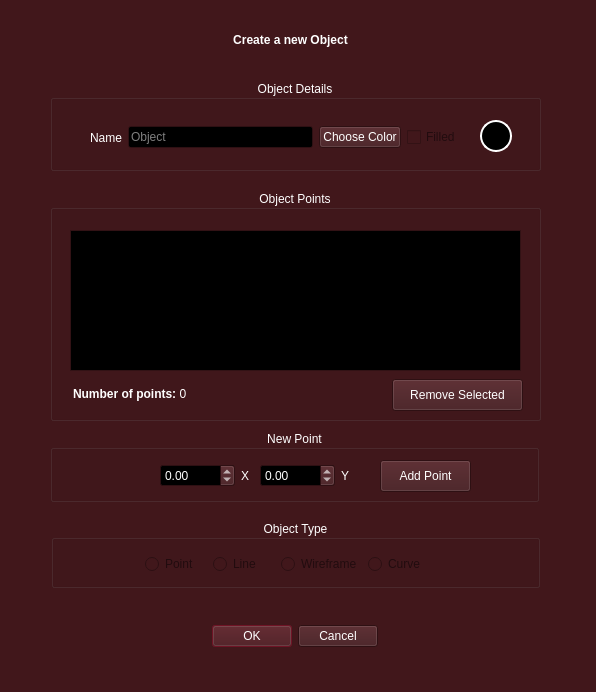
Above: SGI/view/screens/newObject.ui from JVSutter/Sistema-Grafico-Interativo before the change. Below: the same form after it.
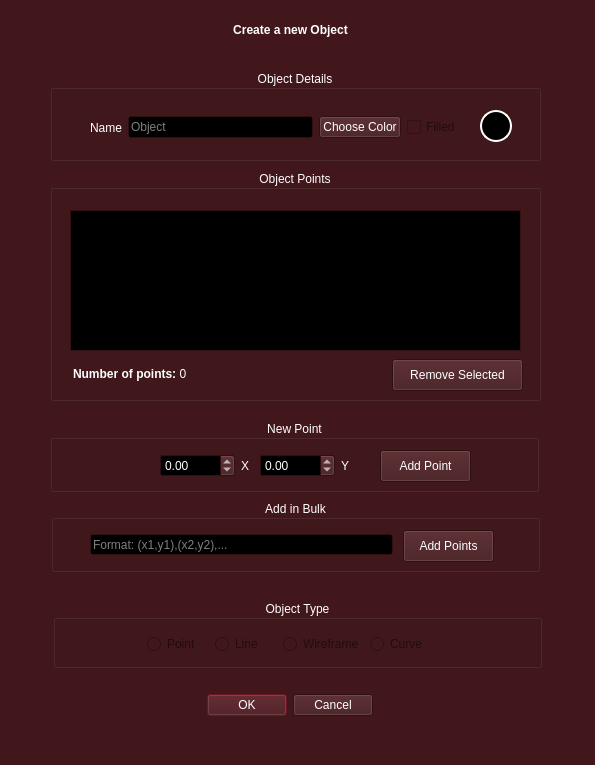
That is the form after the change.

```diff
--- a/SGI/view/screens/newObject.ui
+++ b/SGI/view/screens/newObject.ui
@@ -6,8 +6,8 @@
    <rect>
     <x>0</x>
     <y>0</y>
-    <width>596</width>
-    <height>692</height>
+    <width>595</width>
+    <height>765</height>
    </rect>
   </property>
   <property name="palette">
@@ -531,7 +531,7 @@
    <property name="geometry">
     <rect>
      <x>190</x>
-     <y>30</y>
+     <y>20</y>
      <width>201</width>
      <height>20</height>
     </rect>
@@ -553,7 +553,7 @@
    <property name="geometry">
     <rect>
      <x>50</x>
-     <y>190</y>
+     <y>170</y>
      <width>491</width>
      <height>231</height>
     </rect>
@@ -611,7 +611,7 @@
    <property name="geometry">
     <rect>
      <x>50</x>
-     <y>80</y>
+     <y>70</y>
      <width>491</width>
      <height>91</height>
     </rect>
@@ -703,8 +703,8 @@
   <widget class="QDialogButtonBox" name="buttonBox">
    <property name="geometry">
     <rect>
-     <x>50</x>
-     <y>620</y>
+     <x>45</x>
+     <y>689</y>
      <width>489</width>
      <height>32</height>
     </rect>
@@ -729,7 +729,7 @@
    <property name="geometry">
     <rect>
      <x>50</x>
-     <y>430</y>
+     <y>420</y>
      <width>489</width>
      <height>72</height>
     </rect>
@@ -833,8 +833,8 @@
   <widget class="QGroupBox" name="groupBox_4">
    <property name="geometry">
     <rect>
-     <x>51</x>
-     <y>520</y>
+     <x>53</x>
+     <y>600</y>
      <width>489</width>
      <height>68</height>
     </rect>
@@ -904,6 +904,62 @@
     </layout>
    </widget>
   </widget>
+  <widget class="QGroupBox" name="groupBox_5">
+   <property name="geometry">
+    <rect>
+     <x>51</x>
+     <y>500</y>
+     <width>489</width>
+     <height>72</height>
+    </rect>
+   </property>
+   <property name="maximumSize">
+    <size>
+     <width>16777215</width>
+     <height>72</height>
+    </size>
+   </property>
+   <property name="title">
+    <string>Add in Bulk</string>
+   </property>
+   <property name="alignment">
+    <set>Qt::AlignmentFlag::AlignCenter</set>
+   </property>
+   <widget class="QPushButton" name="bulkPointsButton">
+    <property name="geometry">
+     <rect>
+      <x>352</x>
+      <y>30</y>
+      <width>91</width>
+      <height>32</height>
+     </rect>
+    </property>
+    <property name="text">
+     <string>Add Points</string>
+    </property>
+   </widget>
+   <widget class="QLineEdit" name="bulkPointsInput">
+    <property name="geometry">
+     <rect>
+      <x>39</x>
+      <y>34</y>
+      <width>303</width>
+      <height>21</height>
+     </rect>
+    </property>
+    <property name="font">
+     <font>
+      <family>.AppleSystemUIFont</family>
+     </font>
+    </property>
+    <property name="text">
+     <string/>
+    </property>
+    <property name="placeholderText">
+     <string>Format: (x1,y1),(x2,y2),...</string>
+    </property>
+   </widget>
+  </widget>
  </widget>
  <resources/>
  <connections>
```
